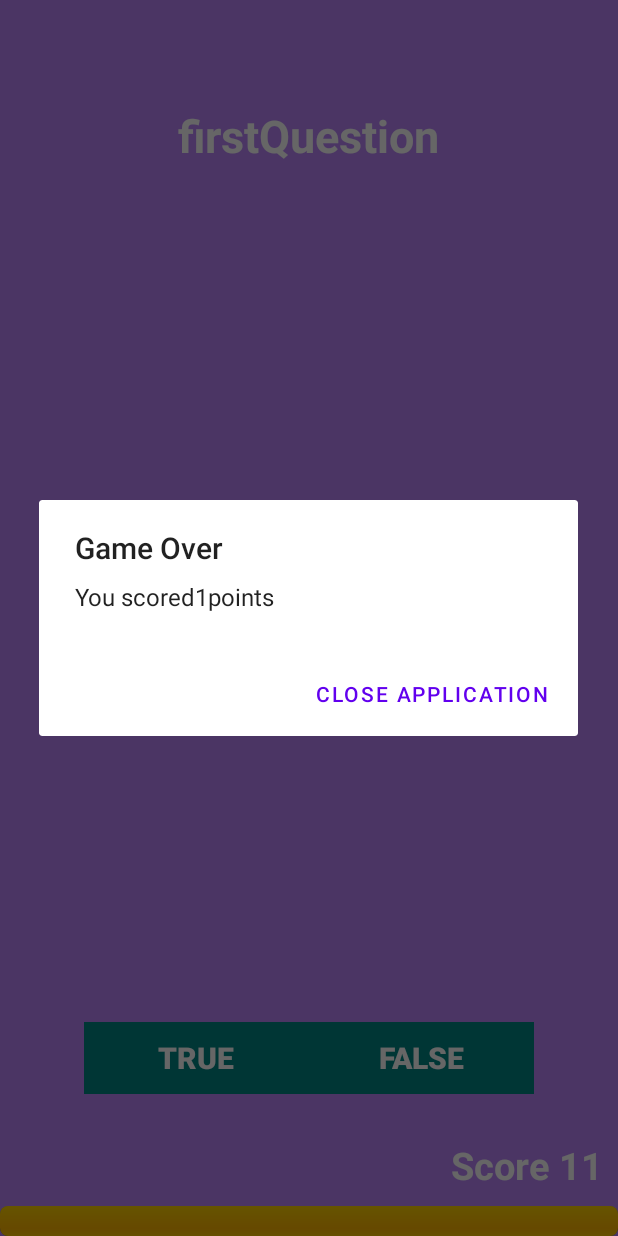
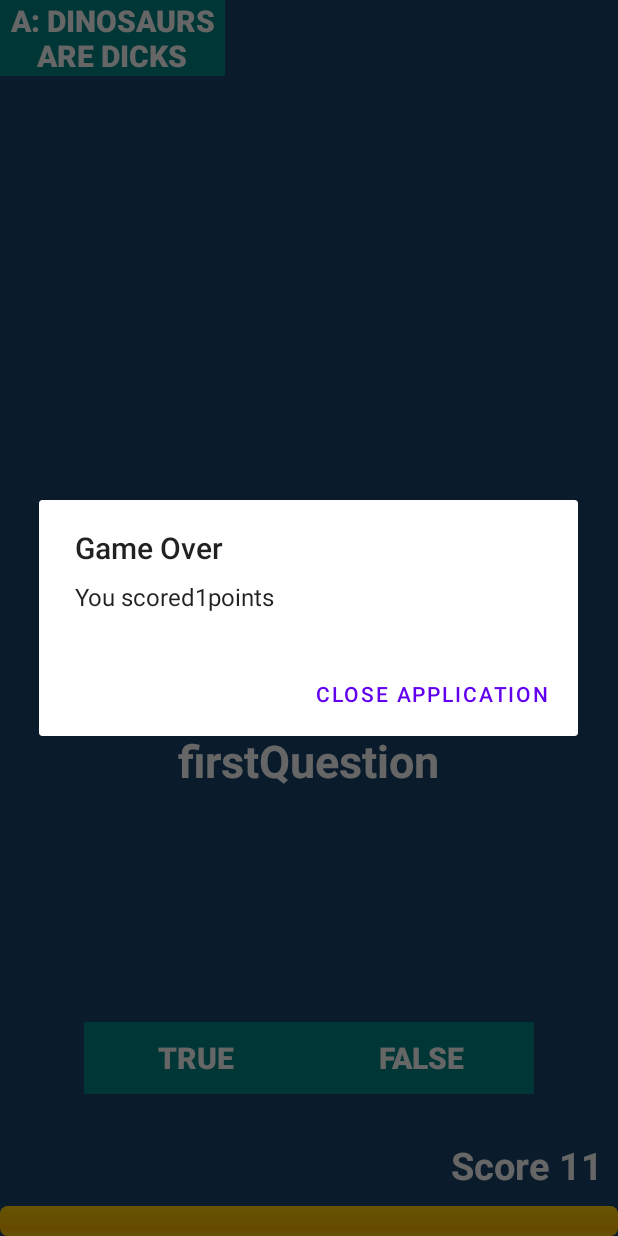
Before and after one commit to LevMartens/Java_Quizz_App_Android, an Android app: the screen it shows after launch (MainActivity), after a tap on "TRUE", on a phone screen of 412 x 824 dp. Run offline under Robolectric (Android 15) with nearby library versions, the phone set to English and light mode, and no system bars; our stand-ins replace Firebase (no records; nobody signed in at launch, a user with empty details on screens opened directly).

Commit message:
before code clean

```diff
--- a/app/src/main/java/com/example/melbournequizzapp/MainActivity.java
+++ b/app/src/main/java/com/example/melbournequizzapp/MainActivity.java
@@ -1,31 +1,25 @@
 package com.example.melbournequizzapp;
 
 import androidx.annotation.NonNull;
-import androidx.annotation.Nullable;
-import androidx.appcompat.app.AppCompatActivity;
 import android.app.Activity;
 import android.app.AlertDialog;
 import android.content.DialogInterface;
-import android.os.Bundle;
 import android.os.Bundle;
 import android.util.Log;
 import android.view.View;
 import android.widget.Button;
 import android.widget.ProgressBar;
+import android.widget.RelativeLayout;
 import android.widget.TextView;
 import android.widget.Toast;
 
 import com.google.android.gms.tasks.OnCompleteListener;
 import com.google.android.gms.tasks.Task;
-import com.google.firebase.firestore.CollectionReference;
 import com.google.firebase.firestore.DocumentReference;
 import com.google.firebase.firestore.DocumentSnapshot;
 import com.google.firebase.firestore.FirebaseFirestore;
-import com.google.firebase.firestore.FirebaseFirestoreSettings;
 
-import java.sql.Array;
 import java.util.ArrayList;
-import java.util.Arrays;
 import java.util.HashMap;
 import java.util.List;
 import java.util.Map;
@@ -39,6 +33,9 @@ public class MainActivity extends Activity {
 
      Button mTrueButton;
      Button mFalseButton;
+     Button mA;
+     Button mB;
+     Button mC;
      TextView mQuestionTextView;
      int mIndex;
      String mQuestion;
@@ -71,19 +68,23 @@ public class MainActivity extends Activity {
 
       mTrueButton = (Button) findViewById(R.id.true_button);
       mFalseButton = (Button) findViewById(R.id.false_button);
+      mA = (Button) findViewById(R.id.buttonA);
+
       mQuestionTextView = (TextView) findViewById(R.id.question_text_view);
       mScoreTextView = (TextView) findViewById(R.id.score);
       mProgressbar = (ProgressBar) findViewById(R.id.progress_bar);
 
 
-        DocumentReference docRef = db.collection("questionBank").document("questions");
+        RelativeLayout.LayoutParams p = (RelativeLayout.LayoutParams)mQuestionTextView.getLayoutParams();
+        p.addRule(RelativeLayout.CENTER_HORIZONTAL);
+        p.topMargin = 40; // in PX
+        mQuestionTextView.setLayoutParams(p);
+
+        mA.setVisibility(View.GONE);
 
 
 
-
-
-
-
+        DocumentReference docRef = db.collection("questionBank").document("questions");
 
 
         docRef.get().addOnCompleteListener(new OnCompleteListener<DocumentSnapshot>() {
@@ -133,10 +134,6 @@ public class MainActivity extends Activity {
 
 
 
-
-
-
-
       mQuestionBank.add(new TrueFalse("firstQuestion",true));
       mQuestion = mQuestionBank.get(mIndex).getmQuestionID();
 
@@ -149,6 +146,12 @@ public class MainActivity extends Activity {
 
           @Override
           public void onClick(View view) {
+              mA.setVisibility(View.VISIBLE);
+              mA.setText("A: Dinosaurs are dicks");
+              RelativeLayout.LayoutParams p = (RelativeLayout.LayoutParams)mQuestionTextView.getLayoutParams();
+              p.addRule(RelativeLayout.CENTER_HORIZONTAL);
+              p.topMargin = 700; // in PX
+              mQuestionTextView.setLayoutParams(p);
               checkAnswer(true);
              updateQuestion();
           }
--- a/app/src/main/res/layout/activity_main.xml
+++ b/app/src/main/res/layout/activity_main.xml
@@ -3,7 +3,7 @@
     android:layout_width="match_parent"
     android:layout_height="match_parent"
     android:gravity="center"
-    android:background="@color/colorPrimaryDark"
+    android:background="@color/background"
     android:orientation="vertical" >
 
     <ProgressBar
@@ -30,18 +30,17 @@
         android:padding="10dp"/>
 
     <TextView
+        android:id="@+id/question_text_view"
         android:layout_width="wrap_content"
         android:layout_height="wrap_content"
-        android:layout_centerHorizontal="true"
         android:layout_alignParentTop="true"
-        android:layout_marginTop="50dp"
-        android:id="@+id/question_text_view"
+        android:layout_marginTop="408dp"
         android:gravity="center"
         android:padding="20dp"
         android:text="@string/question_1"
         android:textColor="@color/white"
-        android:textStyle="bold"
-        android:textSize="30sp" />
+        android:textSize="30sp"
+        android:textStyle="bold" />
 
     <LinearLayout
         android:layout_centerHorizontal="true"
@@ -75,4 +74,15 @@
             android:textSize="20sp"/>
     </LinearLayout>
 
+    <Button
+        android:id="@+id/buttonA"
+        style="@style/Base.Widget.AppCompat.Button.Borderless"
+        android:layout_width="150dp"
+        android:layout_height="wrap_content"
+        android:text="Button"
+        android:background="@color/color_false_button"
+        android:textColor="@color/white"
+        android:textStyle="bold"
+        android:textSize="20sp"/>
+
 </RelativeLayout>
--- a/app/src/main/res/values/colors.xml
+++ b/app/src/main/res/values/colors.xml
@@ -9,6 +9,7 @@
     <color name="white">#FFFFFFFF</color>
     <color name="color_false_button">#FF018786</color>
     <color name="purple_200">#FF6200EE</color>
+    <color name="background">#FF19456b</color>
 
 
 </resources>
--- a/app/src/main/res/values/strings.xml
+++ b/app/src/main/res/values/strings.xml
@@ -4,6 +4,8 @@
     <string name="true_button">True</string>
     <string name="false_button">False</string>
     <string name="initial_score">Score 0/13</string>
+
+
 
 
     <string name="incorrect_toast">Wrong!</string>
```
